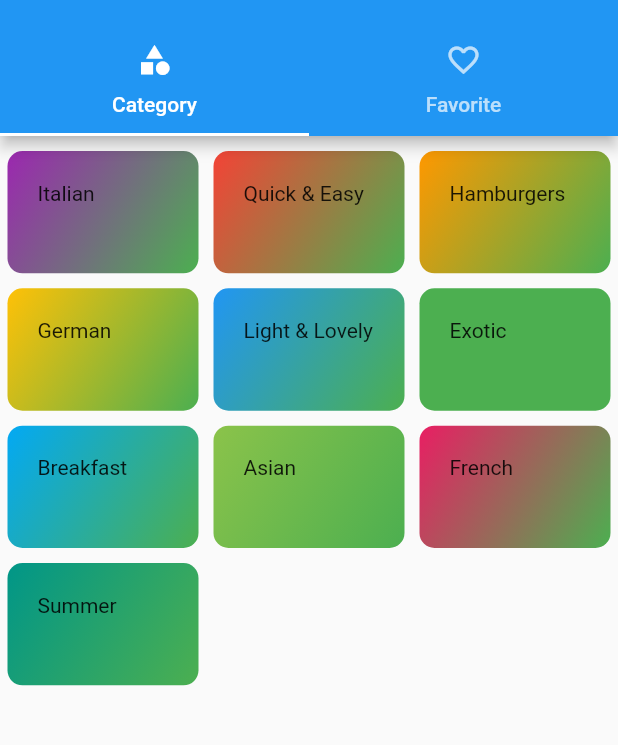
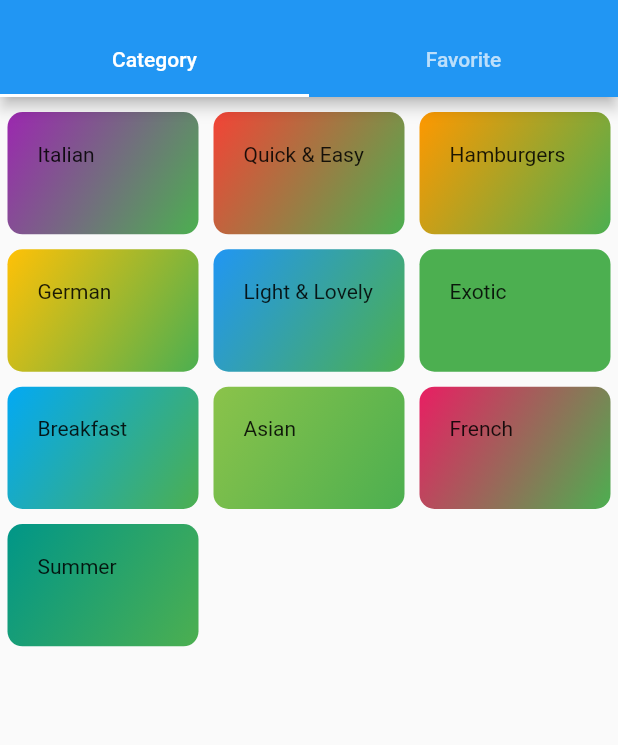
Before and after one commit to dihsarjr/Food_App, a Flutter app: the screen it shows after launch, on a phone screen of 412 x 824 dp, the part 59-804 px from its top. Run offline on Flutter 3.47's test engine with Material 2 defaults, Android fonts, the phone set to English and light mode, and no system bars.

```diff
--- a/lib/meal_details.dart
+++ b/lib/meal_details.dart
@@ -11,6 +11,7 @@ class MealDetails extends StatelessWidget {
   Widget build(BuildContext context) {
     return SafeArea(
       child: Scaffold(
+        backgroundColor: Colors.orangeAccent,
         appBar: AppBar(
           title: Text(title),
         ),
--- a/lib/tabs_screen.dart
+++ b/lib/tabs_screen.dart
@@ -18,11 +18,9 @@ class _TabsScreenState extends State<TabsScreen> {
             title: Text('Meals'),
             bottom: TabBar(tabs: <Widget>[
               Tab(
-                icon: Icon(Icons.category),
                 text: 'Category',
               ),
               Tab(
-                icon: Icon(Icons.favorite_border),
                 text: 'Favorite',
               ),
             ]),
```
